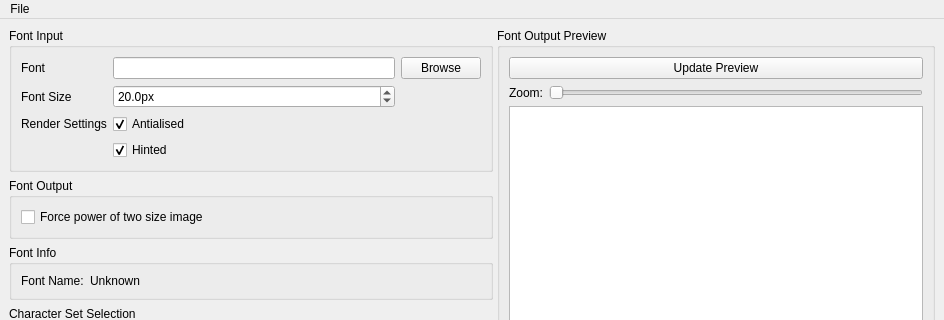
TerrySoba/TextureFontCreator, file src/texturefontcreatorgui.ui: the form before one commit; both pictures show x 0 to 944 and y 0 to 320 of the 944 by 714 pixel window.
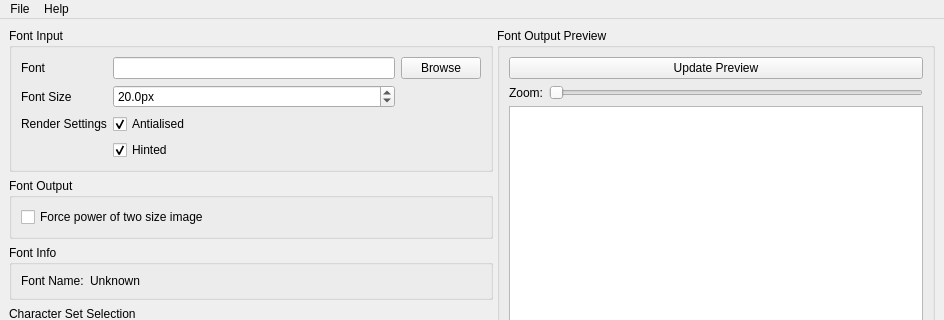
The form after the commit. Icons and pictures are not drawn.

Commit message: Add About dialog and update UI resources

The edit to the form file:
```diff
--- a/src/texturefontcreatorgui.ui
+++ b/src/texturefontcreatorgui.ui
@@ -335,7 +335,7 @@
      <x>0</x>
      <y>0</y>
      <width>944</width>
-     <height>24</height>
+     <height>19</height>
     </rect>
    </property>
    <widget class="QMenu" name="menuFile">
@@ -348,7 +348,14 @@
     <addaction name="separator"/>
     <addaction name="actionExit"/>
    </widget>
+   <widget class="QMenu" name="menuHelp">
+    <property name="title">
+     <string>Help</string>
+    </property>
+    <addaction name="actionAbout"/>
+   </widget>
    <addaction name="menuFile"/>
+   <addaction name="menuHelp"/>
   </widget>
   <widget class="QStatusBar" name="statusbar"/>
   <action name="actionExit">
```
Left out of the diff: 7 changed lines with no effect on the pictures. The commit also changes 7 other files.
